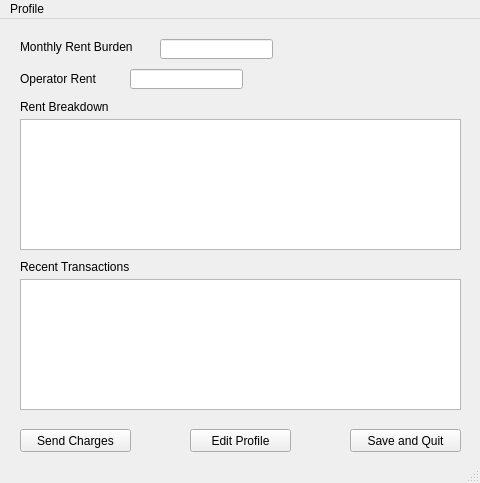
Before: the Qt Designer form gui_overview.ui in jacobdu-dev/rent-charges, drawn with Qt 5.
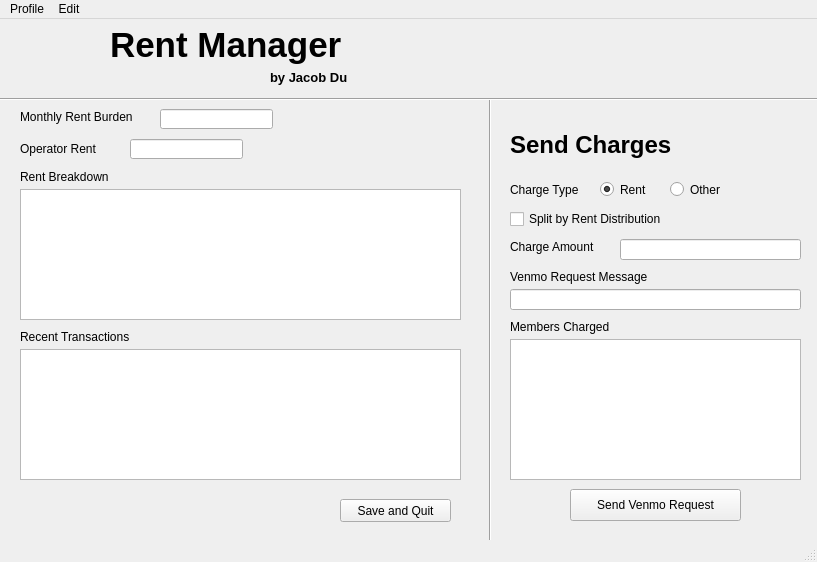
After: the same form once the commit is applied. Icons and pictures are not drawn.

Patch:
```diff
--- a/gui_overview.ui
+++ b/gui_overview.ui
@@ -6,8 +6,8 @@
    <rect>
     <x>0</x>
     <y>0</y>
-    <width>480</width>
-    <height>483</height>
+    <width>817</width>
+    <height>562</height>
    </rect>
   </property>
   <property name="minimumSize">
@@ -16,12 +16,6 @@
     <height>483</height>
    </size>
   </property>
-  <property name="maximumSize">
-   <size>
-    <width>480</width>
-    <height>483</height>
-   </size>
-  </property>
   <property name="windowTitle">
    <string>Rent Manager</string>
   </property>
@@ -34,7 +28,7 @@
     <property name="geometry">
      <rect>
       <x>20</x>
-      <y>20</y>
+      <y>90</y>
       <width>131</width>
       <height>16</height>
      </rect>
@@ -47,7 +41,7 @@
     <property name="geometry">
      <rect>
       <x>160</x>
-      <y>20</y>
+      <y>90</y>
       <width>113</width>
       <height>20</height>
      </rect>
@@ -59,7 +53,7 @@
      <number>8</number>
     </property>
     <property name="readOnly">
-     <bool>true</bool>
+     <bool>false</bool>
     </property>
     <property name="placeholderText">
      <string/>
@@ -69,7 +63,7 @@
     <property name="geometry">
      <rect>
       <x>20</x>
-      <y>50</y>
+      <y>120</y>
       <width>101</width>
       <height>20</height>
      </rect>
@@ -82,7 +76,7 @@
     <property name="geometry">
      <rect>
       <x>130</x>
-      <y>50</y>
+      <y>120</y>
       <width>113</width>
       <height>20</height>
      </rect>
@@ -94,7 +88,7 @@
      <number>8</number>
     </property>
     <property name="readOnly">
-     <bool>true</bool>
+     <bool>false</bool>
     </property>
     <property name="placeholderText">
      <string/>
@@ -104,7 +98,7 @@
     <property name="geometry">
      <rect>
       <x>20</x>
-      <y>80</y>
+      <y>150</y>
       <width>121</width>
       <height>16</height>
      </rect>
@@ -117,7 +111,7 @@
     <property name="geometry">
      <rect>
       <x>20</x>
-      <y>100</y>
+      <y>170</y>
       <width>441</width>
       <height>131</height>
      </rect>
@@ -130,7 +124,7 @@
     <property name="geometry">
      <rect>
       <x>20</x>
-      <y>260</y>
+      <y>330</y>
       <width>441</width>
       <height>131</height>
      </rect>
@@ -143,7 +137,7 @@
     <property name="geometry">
      <rect>
       <x>20</x>
-      <y>240</y>
+      <y>310</y>
       <width>161</width>
       <height>16</height>
      </rect>
@@ -155,34 +149,8 @@
    <widget class="QPushButton" name="pushButton">
     <property name="geometry">
      <rect>
-      <x>20</x>
-      <y>410</y>
-      <width>111</width>
-      <height>23</height>
-     </rect>
-    </property>
-    <property name="text">
-     <string>Send Charges</string>
-    </property>
-   </widget>
-   <widget class="QPushButton" name="pushButton_2">
-    <property name="geometry">
-     <rect>
-      <x>190</x>
-      <y>410</y>
-      <width>101</width>
-      <height>23</height>
-     </rect>
-    </property>
-    <property name="text">
-     <string>Edit Profile</string>
-    </property>
-   </widget>
-   <widget class="QPushButton" name="pushButton_3">
-    <property name="geometry">
-     <rect>
-      <x>350</x>
-      <y>410</y>
+      <x>340</x>
+      <y>480</y>
       <width>111</width>
       <height>23</height>
      </rect>
@@ -191,24 +159,277 @@
      <string>Save and Quit</string>
     </property>
    </widget>
+   <widget class="QRadioButton" name="radio_rent">
+    <property name="geometry">
+     <rect>
+      <x>600</x>
+      <y>160</y>
+      <width>61</width>
+      <height>21</height>
+     </rect>
+    </property>
+    <property name="text">
+     <string>Rent</string>
+    </property>
+    <property name="checked">
+     <bool>true</bool>
+    </property>
+   </widget>
+   <widget class="QLineEdit" name="text_charge_amount">
+    <property name="geometry">
+     <rect>
+      <x>620</x>
+      <y>220</y>
+      <width>181</width>
+      <height>21</height>
+     </rect>
+    </property>
+   </widget>
+   <widget class="QLabel" name="label_5">
+    <property name="geometry">
+     <rect>
+      <x>510</x>
+      <y>250</y>
+      <width>161</width>
+      <height>16</height>
+     </rect>
+    </property>
+    <property name="text">
+     <string>Venmo Request Message</string>
+    </property>
+   </widget>
+   <widget class="QPushButton" name="btn_sendrequest">
+    <property name="geometry">
+     <rect>
+      <x>570</x>
+      <y>470</y>
+      <width>171</width>
+      <height>32</height>
+     </rect>
+    </property>
+    <property name="text">
+     <string>Send Venmo Request</string>
+    </property>
+   </widget>
+   <widget class="QLabel" name="label_6">
+    <property name="geometry">
+     <rect>
+      <x>510</x>
+      <y>220</y>
+      <width>101</width>
+      <height>16</height>
+     </rect>
+    </property>
+    <property name="text">
+     <string>Charge Amount</string>
+    </property>
+   </widget>
+   <widget class="QListView" name="list_members_charged">
+    <property name="geometry">
+     <rect>
+      <x>510</x>
+      <y>320</y>
+      <width>291</width>
+      <height>141</height>
+     </rect>
+    </property>
+    <property name="selectionMode">
+     <enum>QAbstractItemView::MultiSelection</enum>
+    </property>
+   </widget>
+   <widget class="QLineEdit" name="text_requestmessage">
+    <property name="geometry">
+     <rect>
+      <x>510</x>
+      <y>270</y>
+      <width>291</width>
+      <height>21</height>
+     </rect>
+    </property>
+   </widget>
+   <widget class="QRadioButton" name="radio_other">
+    <property name="geometry">
+     <rect>
+      <x>670</x>
+      <y>160</y>
+      <width>61</width>
+      <height>21</height>
+     </rect>
+    </property>
+    <property name="text">
+     <string>Other</string>
+    </property>
+   </widget>
+   <widget class="QLabel" name="label_7">
+    <property name="geometry">
+     <rect>
+      <x>510</x>
+      <y>300</y>
+      <width>161</width>
+      <height>16</height>
+     </rect>
+    </property>
+    <property name="text">
+     <string>Members Charged</string>
+    </property>
+   </widget>
+   <widget class="QLabel" name="label_8">
+    <property name="geometry">
+     <rect>
+      <x>510</x>
+      <y>160</y>
+      <width>81</width>
+      <height>21</height>
+     </rect>
+    </property>
+    <property name="text">
+     <string>Charge Type</string>
+    </property>
+   </widget>
+   <widget class="QCheckBox" name="check_splitbyrent">
+    <property name="geometry">
+     <rect>
+      <x>510</x>
+      <y>190</y>
+      <width>201</width>
+      <height>20</height>
+     </rect>
+    </property>
+    <property name="text">
+     <string>Split by Rent Distribution</string>
+    </property>
+   </widget>
+   <widget class="Line" name="line">
+    <property name="geometry">
+     <rect>
+      <x>480</x>
+      <y>80</y>
+      <width>20</width>
+      <height>451</height>
+     </rect>
+    </property>
+    <property name="orientation">
+     <enum>Qt::Vertical</enum>
+    </property>
+   </widget>
+   <widget class="QLabel" name="label_9">
+    <property name="geometry">
+     <rect>
+      <x>20</x>
+      <y>0</y>
+      <width>81</width>
+      <height>71</height>
+     </rect>
+    </property>
+    <property name="text">
+     <string/>
+    </property>
+    <property name="pixmap">
+     <pixmap>sm_icon.png</pixmap>
+    </property>
+   </widget>
+   <widget class="QLabel" name="label_10">
+    <property name="geometry">
+     <rect>
+      <x>110</x>
+      <y>0</y>
+      <width>251</width>
+      <height>51</height>
+     </rect>
+    </property>
+    <property name="font">
+     <font>
+      <pointsize>26</pointsize>
+      <weight>75</weight>
+      <bold>true</bold>
+     </font>
+    </property>
+    <property name="text">
+     <string>Rent Manager</string>
+    </property>
+   </widget>
+   <widget class="QLabel" name="label_11">
+    <property name="geometry">
+     <rect>
+      <x>270</x>
+      <y>50</y>
+      <width>91</width>
+      <height>16</height>
+     </rect>
+    </property>
+    <property name="font">
+     <font>
+      <pointsize>10</pointsize>
+      <weight>75</weight>
+      <bold>true</bold>
+     </font>
+    </property>
+    <property name="text">
+     <string>by Jacob Du</string>
+    </property>
+   </widget>
+   <widget class="QLabel" name="label_12">
+    <property name="geometry">
+     <rect>
+      <x>510</x>
+      <y>110</y>
+      <width>251</width>
+      <height>31</height>
+     </rect>
+    </property>
+    <property name="font">
+     <font>
+      <pointsize>18</pointsize>
+      <weight>75</weight>
+      <bold>true</bold>
+     </font>
+    </property>
+    <property name="text">
+     <string>Send Charges</string>
+    </property>
+   </widget>
+   <widget class="Line" name="line_2">
+    <property name="geometry">
+     <rect>
+      <x>0</x>
+      <y>70</y>
+      <width>831</width>
+      <height>20</height>
+     </rect>
+    </property>
+    <property name="orientation">
+     <enum>Qt::Horizontal</enum>
+    </property>
+   </widget>
   </widget>
   <widget class="QMenuBar" name="menubar">
    <property name="geometry">
     <rect>
      <x>0</x>
      <y>0</y>
-     <width>480</width>
-     <height>22</height>
+     <width>817</width>
+     <height>21</height>
     </rect>
    </property>
    <widget class="QMenu" name="menuProfile">
     <property name="title">
      <string>Profile</string>
     </property>
-    <addaction name="actionSave"/>
-    <addaction name="actionSave_and_Exit"/>
+    <addaction name="action_newprofile"/>
+    <addaction name="action_import"/>
+    <addaction name="separator"/>
+    <addaction name="action_export"/>
+   </widget>
+   <widget class="QMenu" name="menuEdit">
+    <property name="title">
+     <string>Edit</string>
+    </property>
+    <addaction name="action_addmember"/>
+    <addaction name="separator"/>
+    <addaction name="action_delmember"/>
    </widget>
    <addaction name="menuProfile"/>
+   <addaction name="menuEdit"/>
   </widget>
   <widget class="QStatusBar" name="statusbar"/>
   <action name="actionSave">
```
Left out of the diff: 25 changed lines with no effect on the pictures.
